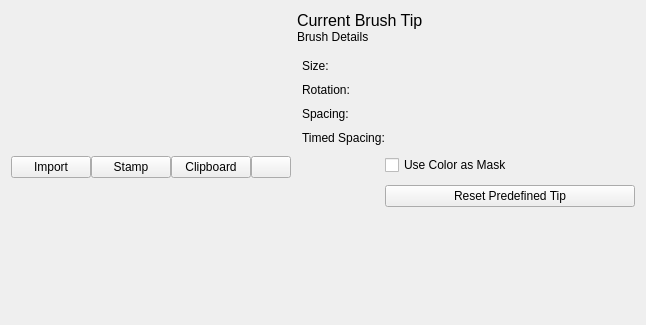
First picture: the form in plugins/paintops/libpaintop/forms/wdgpredefinedbrushchooser.ui, repository KDE/krita, before the edit.
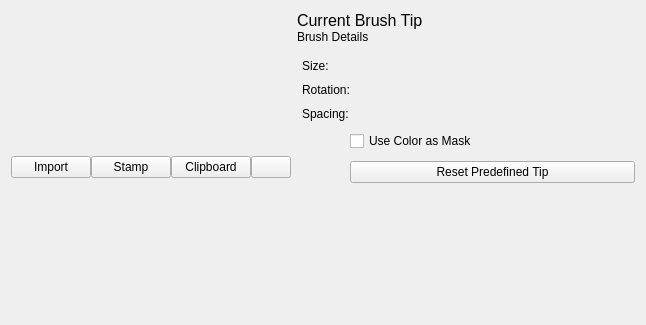
Second picture: the form after the edit. Custom widgets are drawn as their Qt base class.

Commit message: Working on moving timed spacing functionality into the Airbrush tab

```diff
--- a/plugins/paintops/libpaintop/forms/wdgpredefinedbrushchooser.ui
+++ b/plugins/paintops/libpaintop/forms/wdgpredefinedbrushchooser.ui
@@ -138,7 +138,7 @@
        <property name="verticalSpacing">
         <number>10</number>
        </property>
-       <item row="4" column="1">
+       <item row="3" column="1">
         <widget class="QCheckBox" name="useColorAsMaskCheckbox">
          <property name="text">
           <string>Use Color as Mask</string>
@@ -155,7 +155,7 @@
          </property>
         </widget>
        </item>
-       <item row="5" column="1">
+       <item row="4" column="1">
         <widget class="QPushButton" name="resetBrushButton">
          <property name="text">
           <string>Reset Predefined Tip</string>
@@ -203,16 +203,6 @@
          </property>
         </widget>
        </item>
-       <item row="3" column="0">
-        <widget class="QLabel" name="timedSpacingLabel">
-         <property name="text">
-          <string>Timed Spacing:</string>
-         </property>
-        </widget>
-       </item>
-       <item row="3" column="1">
-        <widget class="KisTimedSpacingSelectionWidget" name="timedSpacingSelectionWidget" native="true"/>
-       </item>
       </layout>
      </item>
      <item>
@@ -245,12 +235,6 @@
    <header>kis_slider_spin_box.h</header>
    <container>1</container>
   </customwidget>
-  <customwidget>
-   <class>KisTimedSpacingSelectionWidget</class>
-   <extends>QWidget</extends>
-   <header>kis_timed_spacing_selection_widget.h</header>
-   <container>1</container>
-  </customwidget>
  </customwidgets>
  <resources/>
  <connections/>
```
The commit also changes 73 other files.
